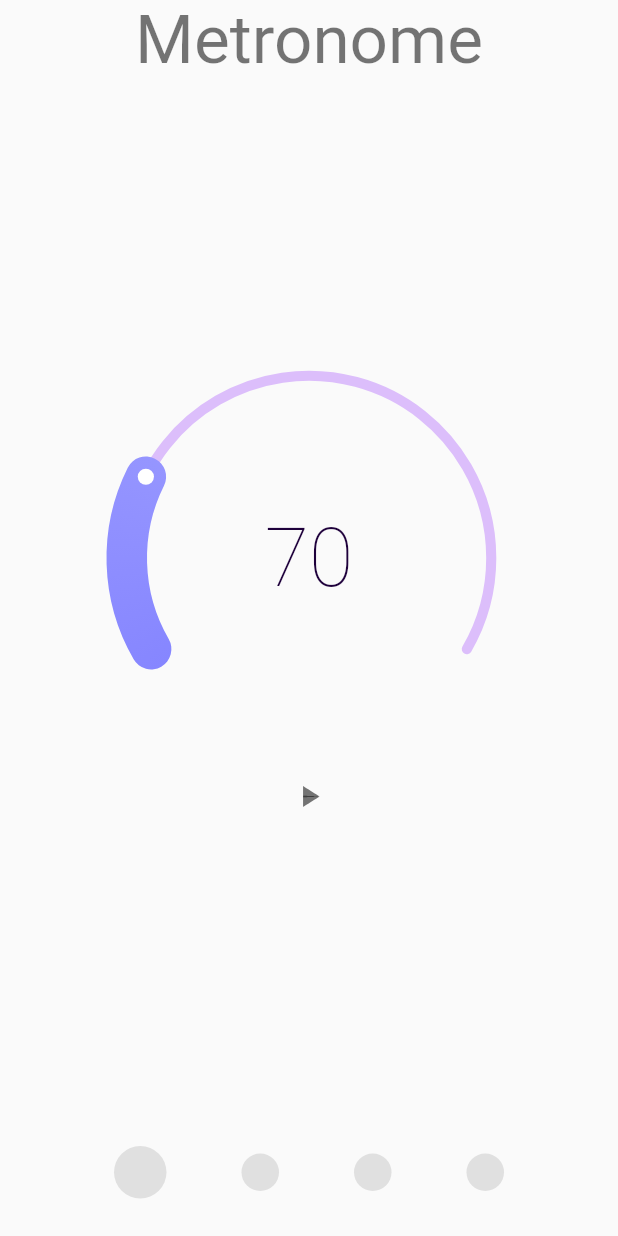
After one commit to Icyautumn/MusicBase_Final, a Flutter app: the Metronome screen opened directly, on a phone screen of 412 x 824 dp. The commit adds this screen. Run offline on Flutter 3.47's test engine with Material 2 defaults, Android fonts, the phone set to English and light mode, and no system bars; drawn by our look-alikes of sleek_circular_slider; our stand-ins replace assets_audio_player, cached_network_image, cloud_firestore, expandable, firebase_auth, firebase_core and 7 more; missing offline and left inert: flutter_inappwebview; accounts and stored records are empty; network calls fail.

Commit message:
metronome done

```diff
--- /dev/null
+++ b/lib/screens/metronome.dart
@@ -0,0 +1,121 @@
+import 'package:flutter/material.dart';
+import '../widgets/metronome/slider.dart';
+import '../widgets/metronome/indicator.dart';
+import 'dart:async';
+import 'package:assets_audio_player/assets_audio_player.dart';
+import 'package:wakelock/wakelock.dart';
+import 'package:flutter/foundation.dart';
+import 'package:shared_preferences/shared_preferences.dart';
+
+class Metronome extends StatefulWidget {
+  @override
+  State<Metronome> createState() => _MetronomeState();
+}
+
+class _MetronomeState extends State<Metronome>
+    with SingleTickerProviderStateMixin {
+  // starting bpm
+  int _bpm = 70;
+  int _nowStep = -1;
+  bool _isRunning = false;
+  late Timer timer;
+  AssetsAudioPlayer assetsAudioPlayer = AssetsAudioPlayer();
+  late AnimationController _animationController;
+  int soundType = 0;
+
+  void _setBpmHanlder(int val) {
+    setState(() {
+      _bpm = val;
+    });
+  }
+
+  void _toggleIsRunning() {
+    if (_isRunning) {
+      timer.cancel();
+      _animationController.reverse();
+    } else {
+      runTimer();
+      _animationController.forward();
+    }
+    setState(() {
+      _isRunning = !_isRunning;
+    });
+  }
+
+  void _setNowStep() {
+    setState(() {
+      _nowStep++;
+    });
+  }
+
+  Future<void> _playAudio() {
+    int nextStep = _nowStep + 1;
+    if (nextStep % 4 == 0) {
+      return assetsAudioPlayer.open(Audio('assets/metronome$soundType-1.mp3'));
+    } else {
+      return assetsAudioPlayer.open(Audio('assets/metronome$soundType-2.mp3'));
+    }
+  }
+
+  void runTimer() {
+    timer = Timer(Duration(milliseconds: (60 / _bpm * 1000).toInt()), () {
+      _playAudio().then((value) => _setNowStep());
+      runTimer();
+    });
+  }
+
+  Future setBpm() async {
+    SharedPreferences prefs = await SharedPreferences.getInstance();
+    int? bpm = prefs.getInt('bpm');
+    if (bpm != null) {
+      print('get bpm $bpm');
+      _setBpmHanlder(bpm);
+    }
+  }
+
+  Future setSoundType() async {
+    SharedPreferences prefs = await SharedPreferences.getInstance();
+    int? soundType = prefs.getInt('sound');
+    if (soundType != null) {
+      print('get sound type $soundType');
+      this.soundType = soundType;
+    }
+  }
+
+  @override
+  void initState() {
+    super.initState();
+    if (!kIsWeb) {
+      Wakelock.enable();
+    }
+    setSoundType();
+    setBpm();
+    _animationController =
+        AnimationController(vsync: this, duration: Duration(milliseconds: 300));
+  }
+
+  @override
+  void dispose() {
+    super.dispose();
+    _animationController.dispose();
+  }
+
+  @override
+  Widget build(BuildContext context) {
+    return Scaffold(
+        body: Center(
+      child: Column(
+        mainAxisAlignment: MainAxisAlignment.spaceBetween,
+        children: <Widget>[
+          Text(
+            'Metronome',
+            style: Theme.of(context).textTheme.headline3,
+          ),
+          SliderRow(_bpm, _setBpmHanlder, _isRunning, _toggleIsRunning,
+              _animationController),
+          Indicator(_nowStep),
+        ],
+      ),
+    ));
+  }
+}
--- /dev/null
+++ b/lib/widgets/metronome/indicator.dart
@@ -0,0 +1,27 @@
+import 'package:flutter/material.dart';
+
+class Indicator extends StatelessWidget {
+  final int nowStep;
+  final List steps = List.filled(4, null);
+  Indicator(this.nowStep);
+
+  @override
+  Widget build(BuildContext context) {
+    return Row(
+        mainAxisAlignment: MainAxisAlignment.center,
+        children: steps
+            .asMap()
+            .entries
+            .map((entry) => Container(
+                margin: EdgeInsets.all(25),
+                width: entry.key == 0 ? 35.0 : 25.0,
+                height: entry.key == 0 ? 35.0 : 25.0,
+                decoration: BoxDecoration(
+                    borderRadius: BorderRadius.circular(100),
+                    color: this.nowStep > -1 &&
+                            (this.nowStep % steps.length) == entry.key
+                        ? Color.fromARGB(255, 102, 204, 255)
+                        : Colors.grey[300])))
+            .toList());
+  }
+}
--- /dev/null
+++ b/lib/widgets/metronome/slider.dart
@@ -0,0 +1,58 @@
+import 'package:flutter/material.dart';
+import 'package:sleek_circular_slider/sleek_circular_slider.dart';
+import 'package:shared_preferences/shared_preferences.dart';
+
+class SliderRow extends StatelessWidget {
+  final int bpm;
+  final Function setBpmHandler;
+  final bool isRunning;
+  final Function toggleRunning;
+  final AnimationController _animationController;
+
+  SliderRow(this.bpm, this.setBpmHandler, this.isRunning, this.toggleRunning,
+      this._animationController);
+
+  @override
+  Widget build(BuildContext context) {
+    return Column(children: [
+      Row(
+        mainAxisAlignment: MainAxisAlignment.spaceAround,
+        children: [
+          SleekCircularSlider(
+              min: 30,
+              max: 200,
+              initialValue: this.bpm.toDouble(),
+              appearance: CircularSliderAppearance(
+                  size: 270,
+                  infoProperties: InfoProperties(
+                    modifier: (percentage) => percentage.toInt().toString(),
+                  ),
+                  customColors:
+                      CustomSliderColors(hideShadow: true, progressBarColors: [
+                    Color.fromARGB(255, 102, 102, 255),
+                    Color.fromARGB(255, 142, 142, 255),
+                    Color.fromARGB(255, 182, 182, 255),
+                  ])),
+              onChange: (double value) {
+                setBpmHandler(value.toInt());
+                _storeBpm(value.toInt());
+              }),
+        ],
+      ),
+      IconButton(
+        icon: AnimatedIcon(
+          icon: AnimatedIcons.play_pause,
+          progress: _animationController,
+        ),
+        onPressed: () => toggleRunning(),
+        color: Theme.of(context).textTheme.headline3!.color,
+      )
+    ]);
+  }
+}
+
+_storeBpm(int bpm) async {
+  SharedPreferences prefs = await SharedPreferences.getInstance();
+  // print('_setSoundType: $soundtype');
+  await prefs.setInt('bpm', bpm);
+}
```
Also changed, not shown: lib/screens/navigation.dart (+12 -4 lines), pubspec.yaml (+8 -0 lines), pubspec.lock, 5 other files.
